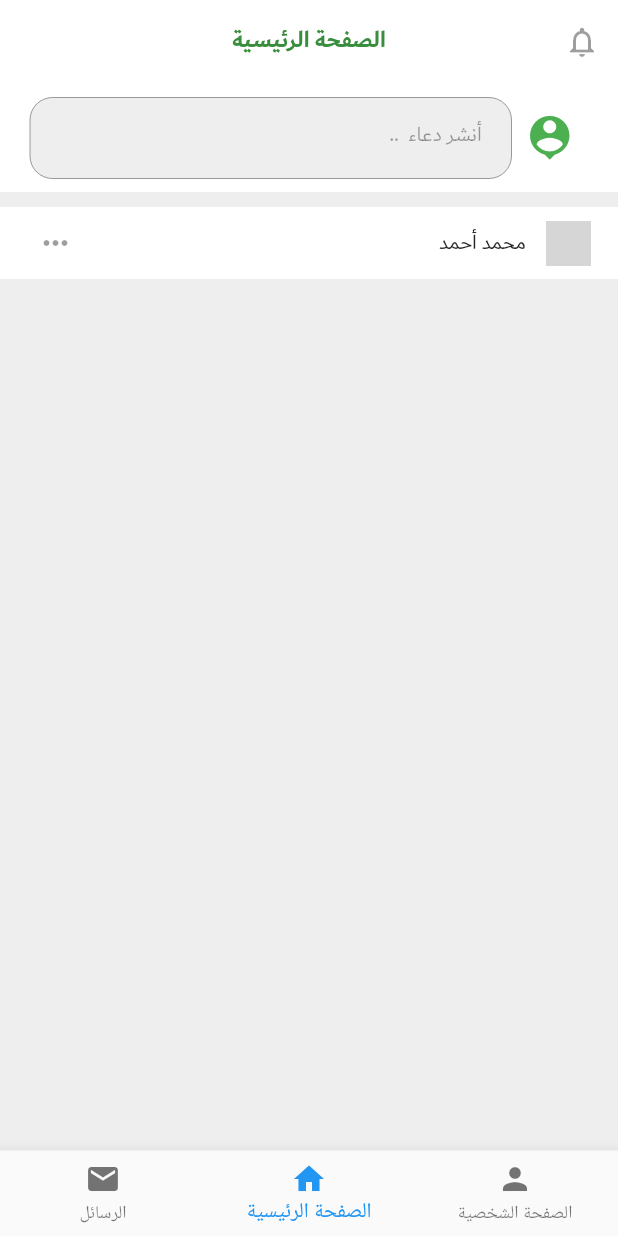
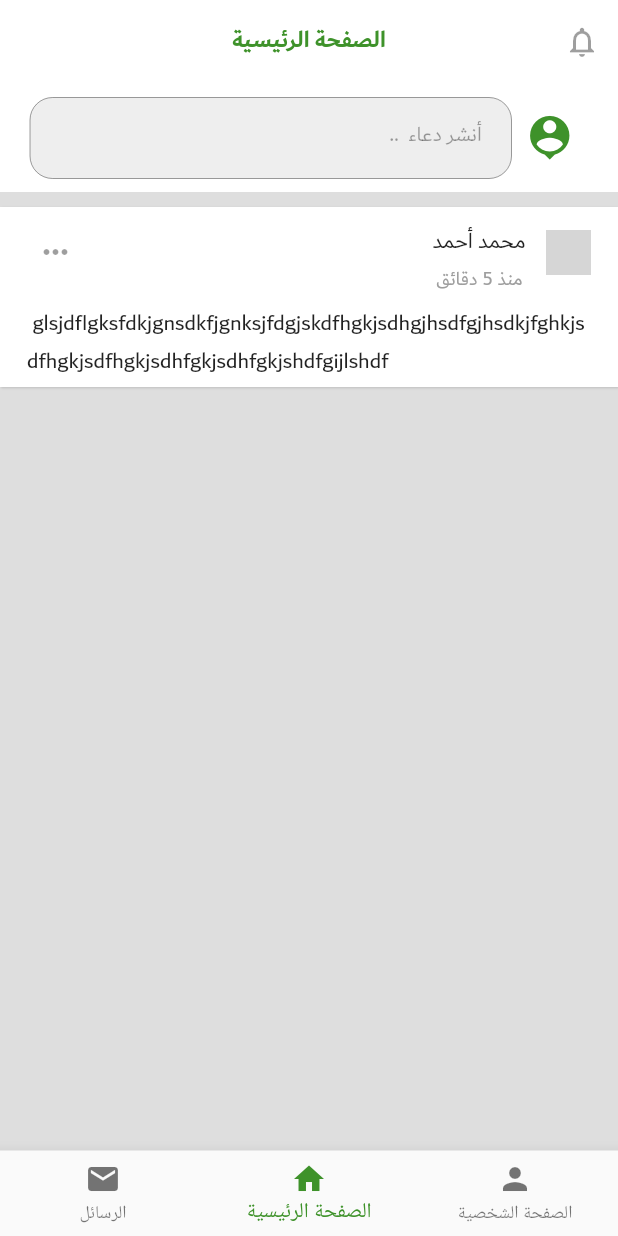
Before and after one commit to Youssefguba/Ameen, a Flutter app: the screen it shows after launch, on a phone screen of 412 x 824 dp. Run offline on Flutter 3.47's test engine with Material 2 defaults, Android fonts, the light colour scheme and no system bars; network calls fail; grey boxes are pictures that could not be loaded.

Commit message:
Create Widget's file && Create NewsFeed Widgets

```diff
--- a/lib/Screens/news_feed.dart
+++ b/lib/Screens/news_feed.dart
@@ -13,7 +13,7 @@ class _NewsFeedState extends State<NewsFeed> {
   @override
   Widget build(BuildContext context) {
     return Scaffold(
-      backgroundColor: Colors.grey.shade200,
+      backgroundColor: Color.fromRGBO(222, 222, 222, 1),
       appBar: CustomAppBar(),
       bottomNavigationBar: BottomNavigation(),
       body: SingleChildScrollView(
@@ -36,13 +36,23 @@ class _NewsFeedState extends State<NewsFeed> {
 
   Widget _postCard() {
     return Container(
+      decoration: BoxDecoration(
+        color: Colors.white,
+        boxShadow: [
+          BoxShadow(
+            color: Colors.grey.withOpacity(0.5),
+            blurRadius: 0.5, // has the effect of softening the shadow
+            offset: new Offset(0.5, 0.5),
+          ),
+        ],
+      ),
       margin: EdgeInsets.symmetric(vertical: 10),
       padding: EdgeInsets.symmetric(horizontal: 13),
-      color: Colors.white,
       child: Column(
         children: <Widget>[
           Row(
             mainAxisAlignment: MainAxisAlignment.spaceBetween,
+            crossAxisAlignment: CrossAxisAlignment.center,
             children: <Widget>[
               Flexible(
                 child: IconButton(
@@ -50,19 +60,37 @@ class _NewsFeedState extends State<NewsFeed> {
                 ),
               ),
               Row(
+                crossAxisAlignment: CrossAxisAlignment.center,
+                children: <Widget>[
+                  Column(
+                    crossAxisAlignment: CrossAxisAlignment.center,
                     children: <Widget>[
                       Container(
-                    padding: EdgeInsets.symmetric(horizontal: 5),
+                        margin: EdgeInsets.fromLTRB(5, 10, 5, 1),
                         child: Text(
                           "محمد أحمد ",
                           style: TextStyle(
                             fontFamily: 'Dubai',
-                        fontSize: 14,
+                            fontSize: 15,
                           ),
                         ),
                       ),
                       Container(
-                    padding: EdgeInsets.symmetric(horizontal: 5),
+                        margin: EdgeInsets.symmetric(horizontal: 5, vertical: 1),
+                        child: Text(
+                          "منذ 5 دقائق ",
+                          style: TextStyle(
+                            fontFamily: 'Dubai',
+                            fontSize: 13,
+                            color: Colors.grey.shade500,
+                          ),
+                        ),
+                      ),
+                    ],
+                  ),
+
+                  Container(
+                    margin: EdgeInsets.symmetric(horizontal: 5, vertical: 5),
                     child: Image(
                       image: NetworkImage(
                           'https://flutter.github.io/assets-for-api-docs/assets/widgets/owl.jpg'),
@@ -74,6 +102,16 @@ class _NewsFeedState extends State<NewsFeed> {
               ),
             ],
           ),
+          Container(
+            margin: EdgeInsets.symmetric(vertical: 5, horizontal: 5),
+
+            child: Text(""" glsjdflgksfdkjgnsdkfjgnksjfdgjskdfhgkjsdhgjhsdfgjhsdkjfghkjsdfhgkjsdfhgkjsdhfgkjsdhfgkjshdfgijlshdf"""
+          ,style: TextStyle(
+              fontFamily: 'Dubai',
+              fontSize: 15,
+            ),
+          ),
+          ),
         ],
       ),
     );
--- a/lib/main.dart
+++ b/lib/main.dart
@@ -1,5 +1,6 @@
 import 'package:ameen/Screens/news_feed.dart';
 import 'package:flutter/material.dart';
+import 'package:flutter/services.dart';
 
 
 void main() => runApp(MyApp());
@@ -7,6 +8,11 @@ void main() => runApp(MyApp());
 class MyApp extends StatelessWidget {
   @override
   Widget build(BuildContext context) {
+    SystemChrome.setSystemUIOverlayStyle(SystemUiOverlayStyle(
+        statusBarColor: Colors.white,
+         statusBarIconBrightness: Brightness.dark,
+    ));
+
     return MaterialApp(
       title: 'Ameen آميين',
       theme: ThemeData(
--- a/lib/widgets/bottom_navigation.dart
+++ b/lib/widgets/bottom_navigation.dart
@@ -9,10 +9,12 @@ class _BottomNavigationState extends State<BottomNavigation> {
   @override
   Widget build(BuildContext context) {
     return BottomNavigationBar(
+      selectedItemColor: Color.fromRGBO(62, 146, 42, 1),
       currentIndex: 1, // this will be set when a new tab is tapped
       items: [
         BottomNavigationBarItem(
-          icon: new Icon(Icons.mail),
+          icon: new Icon(Icons.mail,
+          ),
           title: new Text(
             'الرسائل',
             style: TextStyle(
@@ -40,6 +42,7 @@ class _BottomNavigationState extends State<BottomNavigation> {
             style: TextStyle(
               fontFamily: 'Dubai',
               fontSize: 12.0,
+              color: Colors.grey.shade500,
               fontWeight: FontWeight.w500,
             ),
           ),
--- a/lib/widgets/custom_app_bar.dart
+++ b/lib/widgets/custom_app_bar.dart
@@ -13,7 +13,7 @@ Widget CustomAppBar() {
           fontSize: 16.0,
           fontFamily: 'Dubai',
           fontWeight: FontWeight.w700,
-          color: Colors.green.shade700,
+          color: Color.fromRGBO(62, 146, 42, 1),
         ),
       ),
     ),
@@ -21,6 +21,7 @@ Widget CustomAppBar() {
       IconButton(
         icon: Icon(Icons.notifications_none),
         tooltip: "الآشعارات",
+
       )
     ],
   );
--- a/lib/widgets/post_card.dart
+++ b/lib/widgets/post_card.dart
@@ -30,7 +30,7 @@ class CreatePost extends StatelessWidget {
           IconButton(
             icon: Icon(Icons.person_pin),
             iconSize: 35.0,
-            disabledColor: Colors.green,
+            disabledColor: Color.fromRGBO(62, 146, 42, 1),
           ),
         ],
       ),
```
Lines whose indentation alone changed are shown as unchanged.
